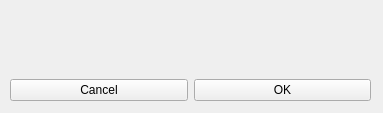
Before: the Qt Designer form removeprogrammerdialog.ui in DORB/Verkur3GUI, drawn with Qt 5.
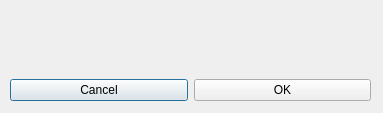
After: the same form once the commit is applied.

```diff
--- a/removeprogrammerdialog.ui
+++ b/removeprogrammerdialog.ui
@@ -79,6 +79,9 @@
         <property name="text">
          <string>Cancel</string>
         </property>
+        <property name="default">
+         <bool>true</bool>
+        </property>
        </widget>
       </item>
       <item>
```
